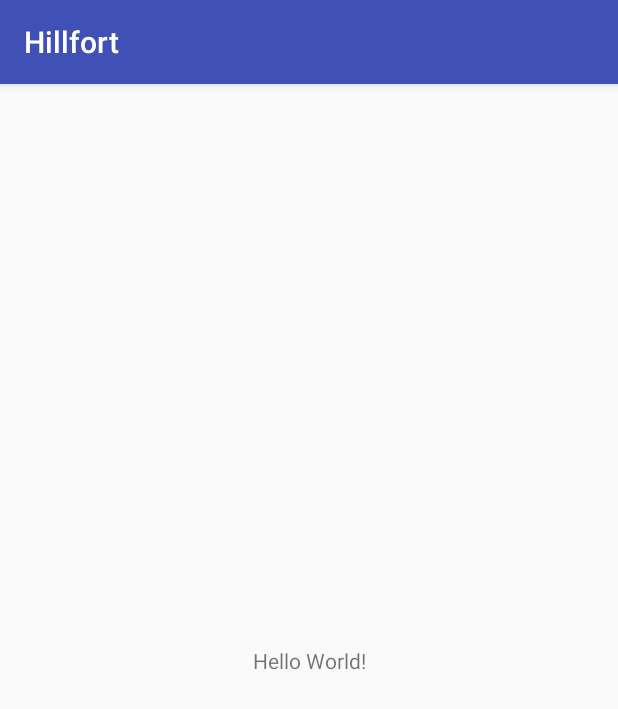
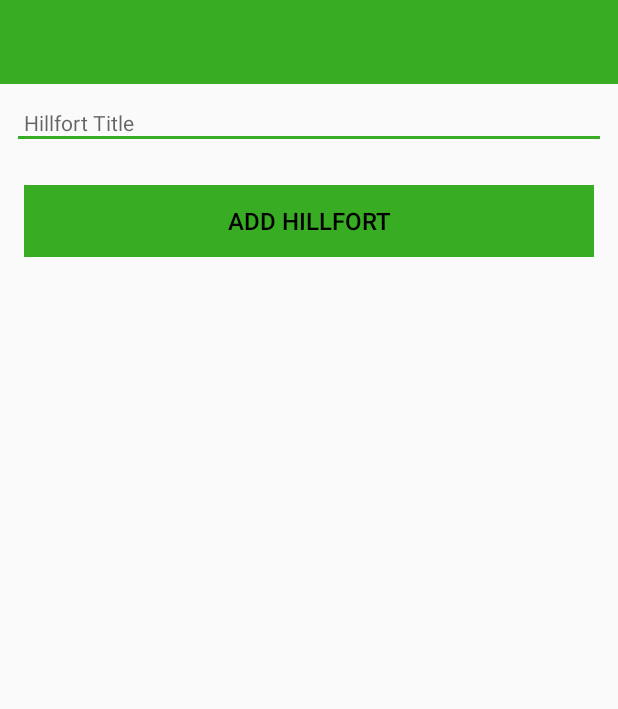
Before and after one commit to DavidCLarkin/Hillfort, an Android app: the screen it shows after launch (HillfortActivity), on a phone screen of 412 x 824 dp. Shown: the top 709 px of the screen. Run offline under Robolectric (Android 15) with nearby library versions, the phone set to English and light mode, and no system bars; libraries missing offline, so code that uses them is left out: org.jetbrains.anko; 1 statement that could not run was skipped.

Commit message:
Added support for the design library to enhance components that can be used. Also set the primary color to black, dark primary color to a dark green, and the accented color to a lighter green. Added a simple button and text field that can be edited. The button and text field are just simple placeholders at the moment.

```diff
--- a/app/build.gradle
+++ b/app/build.gradle
@@ -28,6 +28,7 @@ dependencies {
     implementation 'com.android.support:appcompat-v7:28.0.0'
     implementation 'com.android.support.constraint:constraint-layout:1.1.3'
     implementation 'org.jetbrains.anko:anko-commons:0.10.7'
+    implementation 'com.android.support:design:28.0.0'
     testImplementation 'junit:junit:4.12'
     androidTestImplementation 'com.android.support.test:runner:1.0.2'
     androidTestImplementation 'com.android.support.test.espresso:espresso-core:3.0.2'
--- a/app/src/main/res/layout/activity_hillfort.xml
+++ b/app/src/main/res/layout/activity_hillfort.xml
@@ -1,18 +1,70 @@
 <?xml version="1.0" encoding="utf-8"?>
-<android.support.constraint.ConstraintLayout xmlns:android="http://schemas.android.com/apk/res/android"
+<android.support.constraint.ConstraintLayout
+    xmlns:android="http://schemas.android.com/apk/res/android"
     xmlns:app="http://schemas.android.com/apk/res-auto"
     xmlns:tools="http://schemas.android.com/tools"
     android:layout_width="match_parent"
     android:layout_height="match_parent"
-    tools:context=".HillfortActivity">
+    tools:context="org.wit.hillfort.HillfortActivity">
 
-    <TextView
-        android:layout_width="wrap_content"
-        android:layout_height="wrap_content"
-        android:text="Hello World!"
-        app:layout_constraintBottom_toBottomOf="parent"
-        app:layout_constraintLeft_toLeftOf="parent"
-        app:layout_constraintRight_toRightOf="parent"
-        app:layout_constraintTop_toTopOf="parent" />
+    <RelativeLayout
+        android:layout_width="match_parent"
+        android:layout_height="wrap_content">
 
+        <android.support.design.widget.AppBarLayout
+            android:id="@+id/appBarLayout"
+            android:layout_width="match_parent"
+            android:layout_height="wrap_content"
+            android:background="@color/colorAccent"
+            android:fitsSystemWindows="true"
+            app:elevation="0dip"
+            app:theme="@style/ThemeOverlay.AppCompat.Dark.ActionBar">
+
+            <android.support.v7.widget.Toolbar
+                android:id="@+id/toolbarAdd"
+                android:layout_width="match_parent"
+                android:layout_height="wrap_content"
+                app:titleTextColor="@color/colorPrimary"/>
+        </android.support.design.widget.AppBarLayout>
+
+        <ScrollView
+            android:layout_width="match_parent"
+            android:layout_height="match_parent"
+            android:layout_below="@id/appBarLayout"
+            android:fillViewport="true">
+
+            <LinearLayout
+                android:layout_width="match_parent"
+                android:layout_height="wrap_content"
+                android:orientation="vertical">
+
+                <android.support.design.widget.TextInputEditText
+                    android:id="@+id/placemarkTitle"
+                    android:layout_width="match_parent"
+                    android:layout_height="wrap_content"
+                    android:layout_margin="8dp"
+                    android:hint="@string/hint_hillfortTitle"
+                    android:inputType="text"
+                    android:maxLength="25"
+                    android:maxLines="1"
+                    android:padding="8dp"
+                    android:textColor="@color/colorPrimaryDark"
+                    android:textSize="14sp"/>
+                <Button
+                    android:id="@+id/btnAdd"
+                    android:layout_width="match_parent"
+                    android:layout_height="wrap_content"
+                    android:layout_margin="16dp"
+                    android:background="@color/colorAccent"
+                    android:paddingBottom="8dp"
+                    android:paddingTop="8dp"
+                    android:stateListAnimator="@null"
+                    android:text="@string/button_addHillfort"
+                    android:textColor="@color/colorPrimary"
+                    android:textSize="16sp"/>
+
+            </LinearLayout>
+        </ScrollView>
+
+    </RelativeLayout>
 </android.support.constraint.ConstraintLayout>
--- a/app/src/main/res/values/colors.xml
+++ b/app/src/main/res/values/colors.xml
@@ -1,6 +1,6 @@
 <?xml version="1.0" encoding="utf-8"?>
 <resources>
-    <color name="colorPrimary">#3F51B5</color>
-    <color name="colorPrimaryDark">#303F9F</color>
-    <color name="colorAccent">#FF4081</color>
+    <color name="colorPrimary">#000000</color>
+    <color name="colorPrimaryDark">#216E1C</color>
+    <color name="colorAccent">#38AC23</color>
 </resources>
--- a/app/src/main/res/values/strings.xml
+++ b/app/src/main/res/values/strings.xml
@@ -1,3 +1,6 @@
 <resources>
     <string name="app_name">Hillfort</string>
+    <string name="create_hillfort">Create Hillfort</string>
+    <string name="hint_hillfortTitle">Hillfort Title</string>
+    <string name="button_addHillfort">Add Hillfort</string>
 </resources>
--- a/app/src/main/res/values/styles.xml
+++ b/app/src/main/res/values/styles.xml
@@ -1,7 +1,7 @@
 <resources>
 
     <!-- Base application theme. -->
-    <style name="AppTheme" parent="Theme.AppCompat.Light.DarkActionBar">
+    <style name="AppTheme" parent="Theme.AppCompat.Light.NoActionBar">
         <!-- Customize your theme here. -->
         <item name="colorPrimary">@color/colorPrimary</item>
         <item name="colorPrimaryDark">@color/colorPrimaryDark</item>
```
